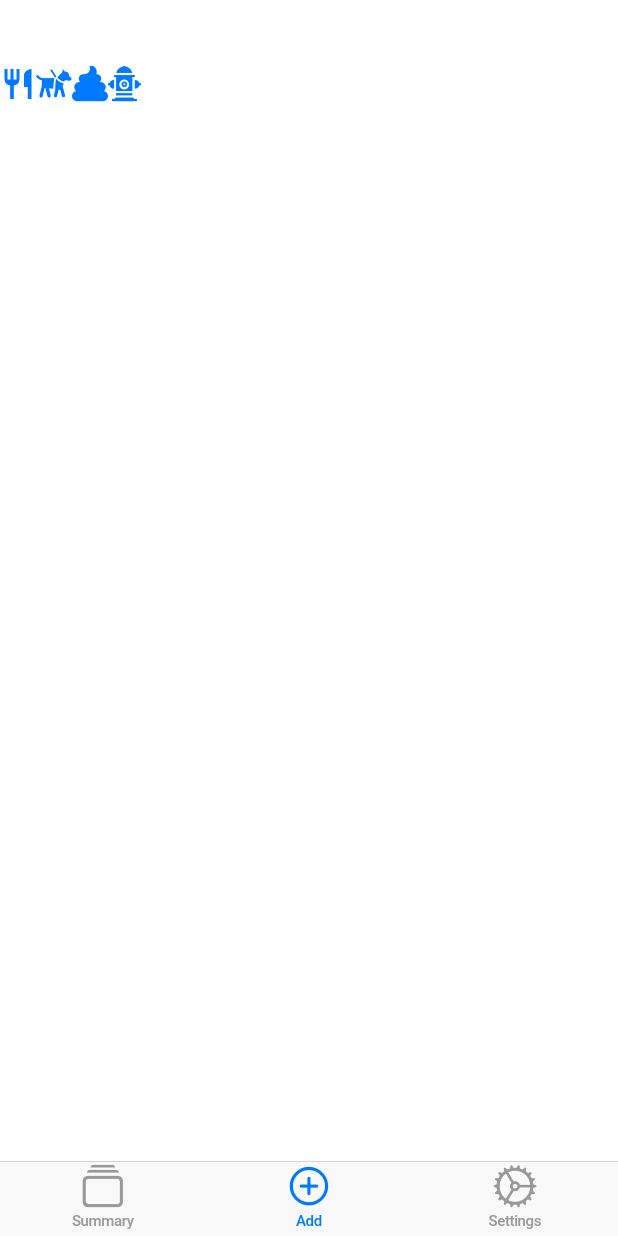
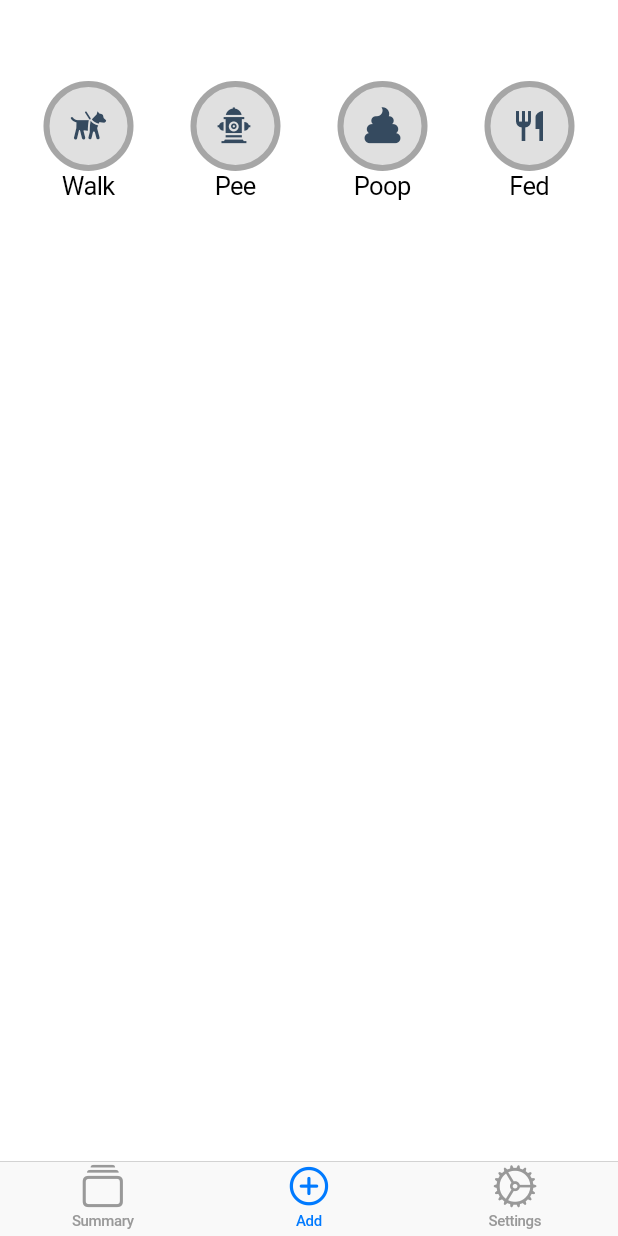
Before and after one commit to michaelpropp18/DaisyApp, a Flutter app: the screen it shows after launch, item 2 of the bottom bar chosen, on a phone screen of 412 x 824 dp. Run offline on Flutter 3.47's test engine with Material 2 defaults, Android fonts, the phone set to English and light mode, and no system bars.

Commit message:
Finished Buttons

```diff
--- a/lib/screens/add_screen.dart
+++ b/lib/screens/add_screen.dart
@@ -8,9 +8,12 @@ class AddScreen extends StatelessWidget {
     const _kFontFam = 'MyFlutterApp';
     const _kFontPkg = null;
 
-  const IconData guidedog = IconData(0xe800, fontFamily: _kFontFam, fontPackage: _kFontPkg);
-  const IconData fire_hydrant = IconData(0xe801, fontFamily: _kFontFam, fontPackage: _kFontPkg);
-  const IconData poop = IconData(0xf619, fontFamily: _kFontFam, fontPackage: _kFontPkg);
+    const IconData guidedog =
+        IconData(0xe800, fontFamily: _kFontFam, fontPackage: _kFontPkg);
+    const IconData fire_hydrant =
+        IconData(0xe801, fontFamily: _kFontFam, fontPackage: _kFontPkg);
+    const IconData poop =
+        IconData(0xf619, fontFamily: _kFontFam, fontPackage: _kFontPkg);
 
     return CupertinoPageScaffold(
       navigationBar: CupertinoNavigationBar(
@@ -20,33 +23,58 @@ class AddScreen extends StatelessWidget {
           style: TextStyle(color: Colors.white),
         ),
       ),
+      child: Padding(
+        padding: const EdgeInsets.all(10),
         child: Row(
+          mainAxisAlignment: MainAxisAlignment.spaceAround,
           children: [
-          GestureDetector(
+            ActivityButton(icon: guidedog, text: 'Walk'),
+            ActivityButton(icon: fire_hydrant, text: 'Pee'),
+            ActivityButton(icon: poop, text: 'Poop'),
+            ActivityButton(icon: Icons.restaurant, text: 'Fed'),
+          ],
+        ),
+      ),
+    );
+  }
+}
+
+class ActivityButton extends StatefulWidget {
+  final IconData icon;
+  final String text;
+  bool selected;
+  ActivityButton(
+      {@required this.icon, @required this.text, this.selected = false});
+
+  @override
+  _ActivityButtonState createState() => _ActivityButtonState();
+}
+
+class _ActivityButtonState extends State<ActivityButton> {
+  @override
+  Widget build(BuildContext context) {
+    return GestureDetector(
       onTap: () {
-              print('fed');
+        setState(() {
+          widget.selected = !widget.selected;
+        });
       },
-            child: Icon(Icons.restaurant),
+      child: Column(
+        children: <Widget>[
+          Container(
+            width: 60,
+            height: 60,
+            decoration: new BoxDecoration(
+              color: widget.selected ? Colors.green : Colors.black12,
+              borderRadius: new BorderRadius.all(new Radius.circular(50.0)),
+              border: new Border.all(
+                color: widget.selected ? Colors.greenAccent : Colors.black26,
+                width: 4.0,
               ),
-          GestureDetector(
-            onTap: () {
-              print('walk');
-            },
-            //child: Icon(Icons.directions_walk),
-            child: Icon(guidedog),
             ),
-          GestureDetector(
-            onTap: () {
-              print('walk');
-            },
-            child: Icon(poop),
+            child: Icon(widget.icon, color: Color.fromRGBO(53, 74, 95, 1)),
           ),
-          GestureDetector(
-            onTap: () {
-              print('walk');
-            },
-            child: Icon(fire_hydrant),
-          ),
+          Text(widget.text),
         ],
       ),
     );
```
Lines whose indentation alone changed are shown as unchanged.
